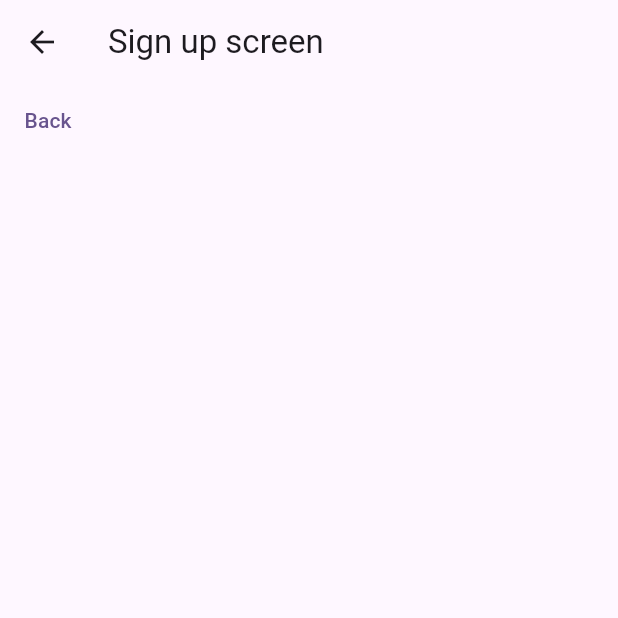
After one commit to maheshmobileApp/morning7to8, a Flutter app: the SignupScreen screen opened by its route, on a phone screen of 412 x 824 dp, the top half of it. The commit adds this screen. Run offline on Flutter 3.47's test engine with Material 2 defaults, Android fonts, the phone set to English and light mode, and no system bars.

Commit message:
navigation part 1

```diff
--- a/lib/Login/Login.dart
+++ b/lib/Login/Login.dart
@@ -76,9 +76,7 @@ class _LoginState extends State<Login> {
                     controller: _passwordController,
                     validator: (value) {
                       if (value!.isEmpty) {
-
                         return "Please Enter Password";
-
                       } else {
                         return null;
                       }
@@ -99,6 +97,7 @@ class _LoginState extends State<Login> {
                       print("password value is ${_passwordController.text}");
                       if (formKey.currentState!.validate()) {
                         print("form is validated");
+                        Navigator.of(context).pushNamed("/signup");
                       } else {
                         print("Not valid");
                       }
--- /dev/null
+++ b/lib/Signup/SignupScreen.dart
@@ -0,0 +1,26 @@
+import 'package:flutter/material.dart';
+
+class SignupScreen extends StatefulWidget {
+  const SignupScreen({super.key});
+
+  @override
+  State<SignupScreen> createState() => _SignupScreenState();
+}
+
+class _SignupScreenState extends State<SignupScreen> {
+  @override
+  Widget build(BuildContext context) {
+    return Scaffold(
+      appBar: AppBar(title: Text("Sign up screen")),
+      body: Container(
+        child: Column(children: [
+          TextButton(
+              onPressed: () {
+                Navigator.pop(context);
+              },
+              child: Text("Back"))
+        ]),
+      ),
+    );
+  }
+}
```
Also changed, not shown: lib/main.dart (+13 -7 lines), 1 other file.
